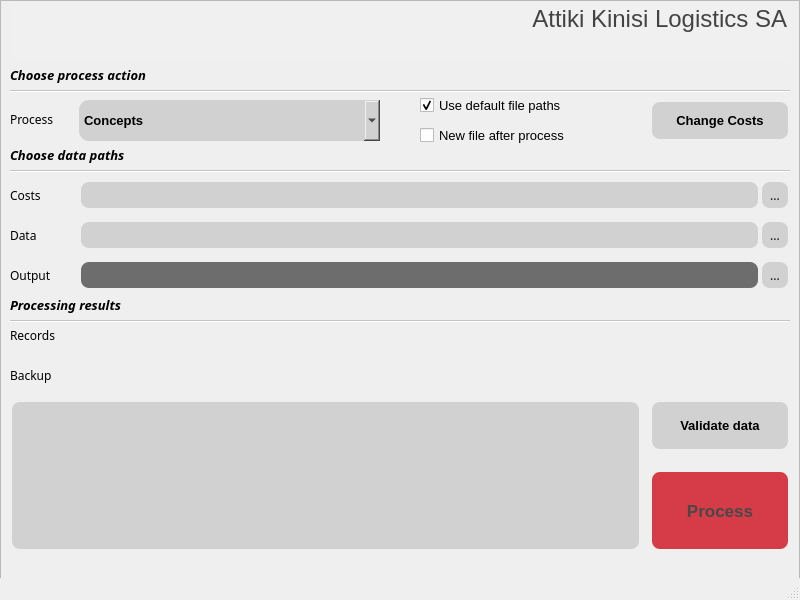
Before: the Qt Designer form gui/ui_resources/aztool_akl_gui.ui in kosazna/atakl, drawn with Qt 5.
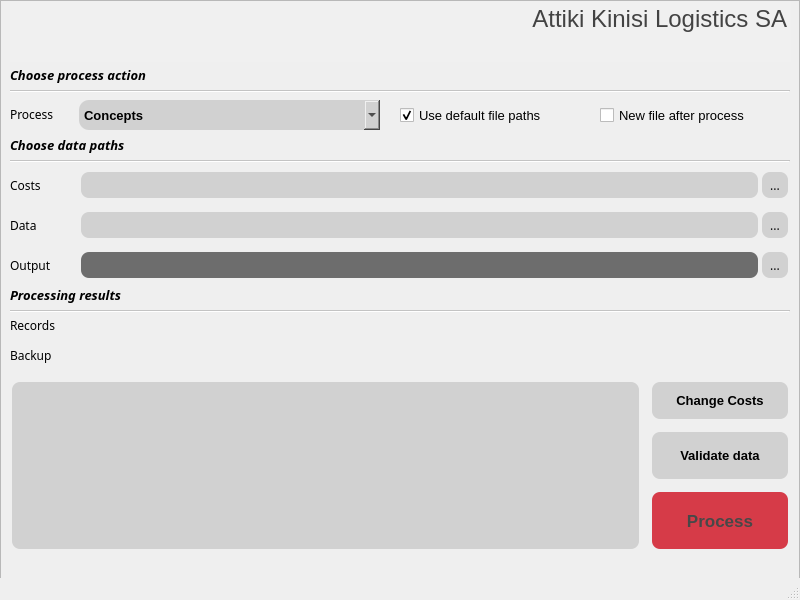
After: the same form once the commit is applied.

Commit message: (L) update scripts

The edit to the form file:
```diff
--- a/gui/ui_resources/aztool_akl_gui.ui
+++ b/gui/ui_resources/aztool_akl_gui.ui
@@ -216,7 +216,7 @@
        <x>10</x>
        <y>99</y>
        <width>60</width>
-       <height>41</height>
+       <height>30</height>
       </rect>
      </property>
      <property name="text">
@@ -227,7 +227,7 @@
      <property name="geometry">
       <rect>
        <x>10</x>
-       <y>180</y>
+       <y>170</y>
        <width>60</width>
        <height>30</height>
       </rect>
@@ -240,7 +240,7 @@
      <property name="geometry">
       <rect>
        <x>10</x>
-       <y>220</y>
+       <y>210</y>
        <width>60</width>
        <height>30</height>
       </rect>
@@ -253,7 +253,7 @@
      <property name="geometry">
       <rect>
        <x>10</x>
-       <y>320</y>
+       <y>310</y>
        <width>60</width>
        <height>30</height>
       </rect>
@@ -266,7 +266,7 @@
      <property name="geometry">
       <rect>
        <x>10</x>
-       <y>360</y>
+       <y>340</y>
        <width>60</width>
        <height>30</height>
       </rect>
@@ -279,7 +279,7 @@
      <property name="geometry">
       <rect>
        <x>10</x>
-       <y>140</y>
+       <y>130</y>
        <width>200</width>
        <height>30</height>
       </rect>
@@ -323,7 +323,7 @@
      <property name="geometry">
       <rect>
        <x>10</x>
-       <y>290</y>
+       <y>280</y>
        <width>200</width>
        <height>30</height>
       </rect>
@@ -358,7 +358,7 @@
      <property name="geometry">
       <rect>
        <x>10</x>
-       <y>170</y>
+       <y>160</y>
        <width>780</width>
        <height>3</height>
       </rect>
@@ -371,7 +371,7 @@
      <property name="geometry">
       <rect>
        <x>10</x>
-       <y>320</y>
+       <y>310</y>
        <width>780</width>
        <height>3</height>
       </rect>
@@ -386,7 +386,7 @@
        <x>79</x>
        <y>100</y>
        <width>301</width>
-       <height>41</height>
+       <height>30</height>
       </rect>
      </property>
      <property name="font">
@@ -429,9 +429,9 @@
      <property name="geometry">
       <rect>
        <x>650</x>
-       <y>470</y>
+       <y>490</y>
        <width>140</width>
-       <height>81</height>
+       <height>61</height>
       </rect>
      </property>
      <property name="font">
@@ -470,7 +470,7 @@
      <property name="geometry">
       <rect>
        <x>650</x>
-       <y>100</y>
+       <y>380</y>
        <width>140</width>
        <height>41</height>
       </rect>
@@ -498,7 +498,7 @@
      <property name="geometry">
       <rect>
        <x>79</x>
-       <y>180</y>
+       <y>170</y>
        <width>681</width>
        <height>30</height>
       </rect>
@@ -524,7 +524,7 @@
      <property name="geometry">
       <rect>
        <x>79</x>
-       <y>220</y>
+       <y>210</y>
        <width>681</width>
        <height>30</height>
       </rect>
@@ -547,7 +547,7 @@
      <property name="geometry">
       <rect>
        <x>79</x>
-       <y>320</y>
+       <y>310</y>
        <width>701</width>
        <height>30</height>
       </rect>
@@ -568,7 +568,7 @@
      <property name="geometry">
       <rect>
        <x>79</x>
-       <y>360</y>
+       <y>340</y>
        <width>701</width>
        <height>30</height>
       </rect>
@@ -651,7 +651,7 @@
      <property name="geometry">
       <rect>
        <x>760</x>
-       <y>180</y>
+       <y>170</y>
        <width>30</width>
        <height>30</height>
       </rect>
@@ -671,7 +671,7 @@
      <property name="geometry">
       <rect>
        <x>760</x>
-       <y>220</y>
+       <y>210</y>
        <width>30</width>
        <height>30</height>
       </rect>
@@ -691,9 +691,9 @@
      <property name="geometry">
       <rect>
        <x>10</x>
-       <y>400</y>
+       <y>380</y>
        <width>631</width>
-       <height>151</height>
+       <height>171</height>
       </rect>
      </property>
      <property name="font">
@@ -713,9 +713,9 @@
     <widget class="QCheckBox" name="tick_default">
      <property name="geometry">
       <rect>
-       <x>420</x>
-       <y>90</y>
-       <width>201</width>
+       <x>400</x>
+       <y>100</y>
+       <width>191</width>
        <height>30</height>
       </rect>
      </property>
@@ -747,7 +747,7 @@
      <property name="geometry">
       <rect>
        <x>10</x>
-       <y>260</y>
+       <y>250</y>
        <width>60</width>
        <height>30</height>
       </rect>
@@ -760,7 +760,7 @@
      <property name="geometry">
       <rect>
        <x>79</x>
-       <y>260</y>
+       <y>250</y>
        <width>681</width>
        <height>30</height>
       </rect>
@@ -783,7 +783,7 @@
      <property name="geometry">
       <rect>
        <x>760</x>
-       <y>260</y>
+       <y>250</y>
        <width>30</width>
        <height>30</height>
       </rect>
@@ -803,7 +803,7 @@
      <property name="geometry">
       <rect>
        <x>650</x>
-       <y>400</y>
+       <y>430</y>
        <width>140</width>
        <height>51</height>
       </rect>
@@ -830,9 +830,9 @@
     <widget class="QCheckBox" name="tick_export_new">
      <property name="geometry">
       <rect>
-       <x>420</x>
-       <y>120</y>
-       <width>201</width>
+       <x>600</x>
+       <y>100</y>
+       <width>191</width>
        <height>30</height>
       </rect>
      </property>
```
The commit also changes 1 other file.
